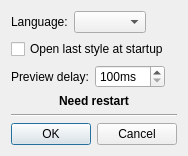
The window that options.ui (HappySeaFox/qsseditor) describes before a commit, drawn with Qt 5.
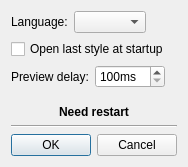
The same window after the commit.

Diff of the .ui file:
```diff
--- a/options.ui
+++ b/options.ui
@@ -7,7 +7,7 @@
     <x>0</x>
     <y>0</y>
     <width>188</width>
-    <height>154</height>
+    <height>167</height>
    </rect>
   </property>
   <property name="windowTitle">
```
